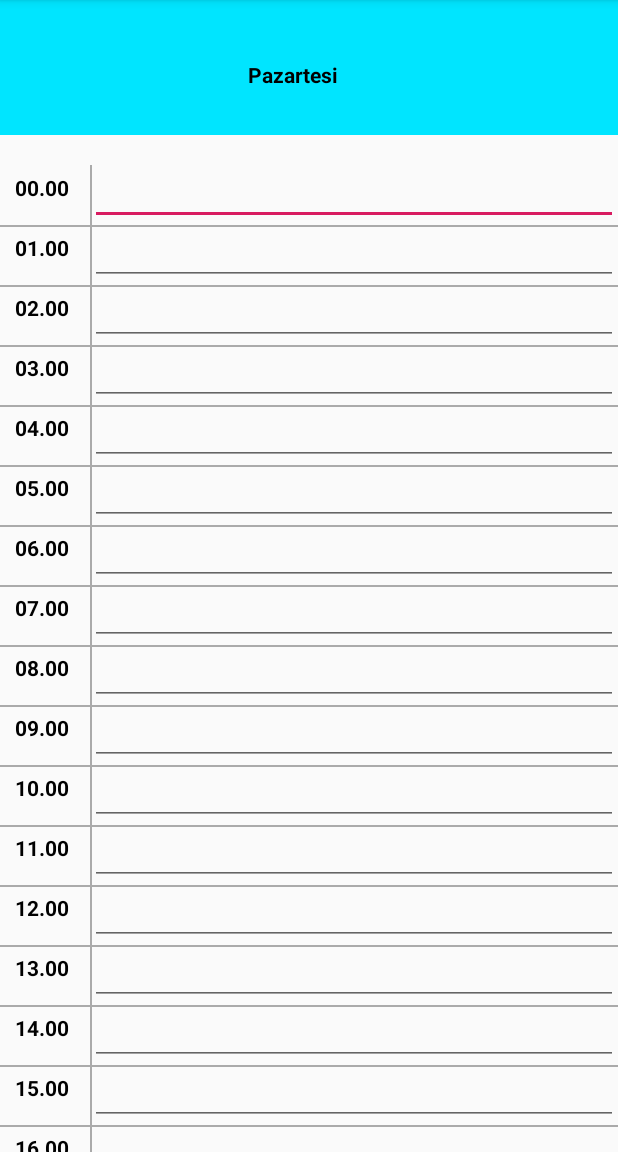
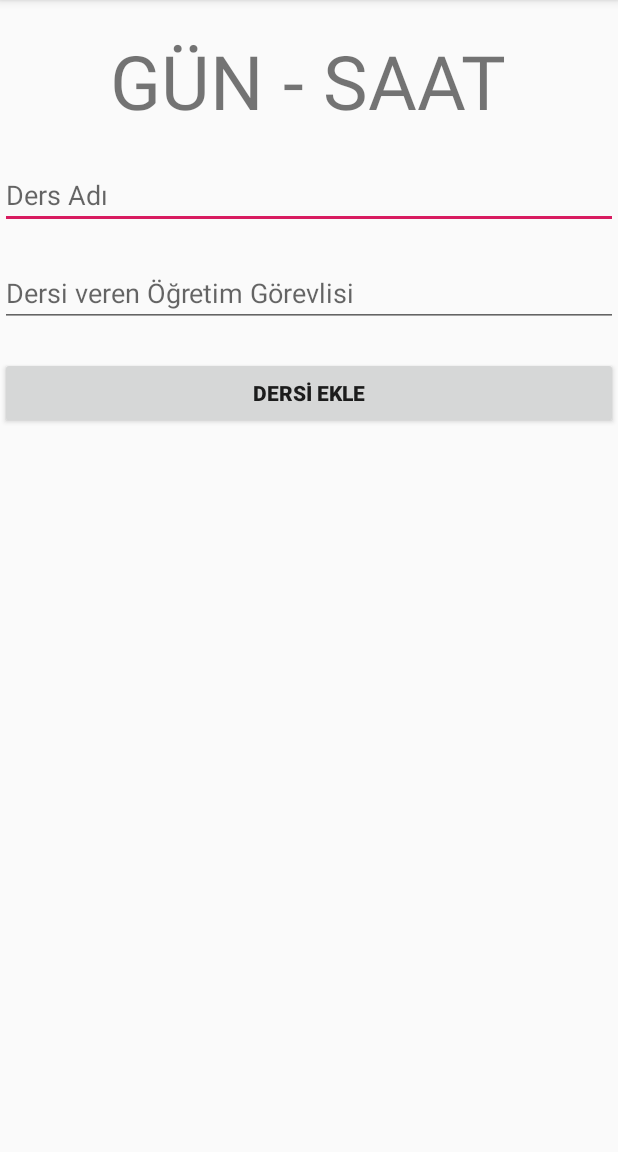
Before and after one commit to elifctnkaya/ProgramPreparation, an Android app: the screen it shows after launch (MainActivity before the commit, EditActivity after it), on a phone screen of 412 x 824 dp, the part 84-1236 px from its top. Run offline under Robolectric (Android 15) with nearby library versions, the phone set to English and light mode, and no system bars.

Commit message:
Yeni Activity eklendi

```diff
--- a/app/src/main/AndroidManifest.xml
+++ b/app/src/main/AndroidManifest.xml
@@ -9,6 +9,7 @@
         android:roundIcon="@mipmap/ic_launcher_round"
         android:supportsRtl="true"
         android:theme="@style/AppTheme">
+
         <activity android:name=".MainActivity">
             <intent-filter>
                 <action android:name="android.intent.action.MAIN" />
@@ -16,6 +17,7 @@
                 <category android:name="android.intent.category.LAUNCHER" />
             </intent-filter>
         </activity>
+        <activity android:name=".EditActivity"></activity>
     </application>
 
 </manifest>
--- /dev/null
+++ b/app/src/main/java/com/example/takvimdeneme/EditActivity.java
@@ -0,0 +1,14 @@
+package com.example.takvimdeneme;
+
+import androidx.appcompat.app.AppCompatActivity;
+
+import android.os.Bundle;
+
+public class EditActivity extends AppCompatActivity {
+
+    @Override
+    protected void onCreate(Bundle savedInstanceState) {
+        super.onCreate(savedInstanceState);
+        setContentView(R.layout.activity_edit);
+    }
+}
--- a/app/src/main/java/com/example/takvimdeneme/MainActivity.java
+++ b/app/src/main/java/com/example/takvimdeneme/MainActivity.java
@@ -2,25 +2,31 @@ package com.example.takvimdeneme;
 
 import androidx.appcompat.app.AppCompatActivity;
 
+import android.content.Intent;
 import android.os.Bundle;
+import android.view.View;
 import android.widget.Button;
 import android.widget.EditText;
 import android.widget.TextView;
+import android.widget.Toast;
 
 public class MainActivity extends AppCompatActivity {
 
-    TextView textView;
-    EditText editText;
-    Button button1, button2;
+    private TextView textView1;
 
     @Override
     protected void onCreate(Bundle savedInstanceState) {
         super.onCreate(savedInstanceState);
         setContentView(R.layout.activity_main);
 
-        editText = (EditText)findViewById(R.id.editText);
-        textView = (TextView)findViewById(R.id.textView);
-        editText.getText().toString();
-        //deneme
+        textView1 = findViewById(R.id.editText);
+        duzenle(textView1);
     }
+
+    public void duzenle(View v){
+        Toast.makeText(getApplicationContext(),"True",Toast.LENGTH_SHORT).show();
+        Intent intent = new Intent(MainActivity.this,EditActivity.class);
+        startActivity(intent);
+    }
+
 }
--- /dev/null
+++ b/app/src/main/res/layout/activity_edit.xml
@@ -0,0 +1,45 @@
+<?xml version="1.0" encoding="utf-8"?>
+<RelativeLayout xmlns:android="http://schemas.android.com/apk/res/android"
+    xmlns:app="http://schemas.android.com/apk/res-auto"
+    xmlns:tools="http://schemas.android.com/tools"
+    android:layout_width="match_parent"
+    android:layout_height="match_parent"
+    tools:context=".EditActivity">
+
+    <TextView
+        android:id="@+id/baslik"
+        android:layout_width="wrap_content"
+        android:layout_height="wrap_content"
+        android:layout_centerHorizontal="true"
+        android:layout_marginTop="20dp"
+        android:textSize="50sp"
+        android:text="GÜN - SAAT"/>
+
+    <EditText
+        android:id="@+id/yapilacak"
+        android:layout_width="match_parent"
+        android:layout_height="wrap_content"
+        android:layout_centerHorizontal="true"
+        android:layout_marginTop="20dp"
+        android:layout_below="@+id/baslik"
+        android:hint="Ders Adı"
+                />
+
+    <EditText
+        android:id="@+id/hocaismi"
+        android:layout_width="match_parent"
+        android:layout_height="wrap_content"
+        android:layout_centerHorizontal="true"
+        android:layout_marginTop="20dp"
+        android:layout_below="@+id/yapilacak"
+        android:hint="Dersi veren Öğretim Görevlisi"/>
+
+    <Button
+        android:layout_width="match_parent"
+        android:layout_height="wrap_content"
+        android:layout_centerHorizontal="true"
+        android:layout_below="@+id/hocaismi"
+        android:layout_marginTop="20dp"
+        android:text="DERSİ EKLE"
+        android:textStyle="bold"/>
+</RelativeLayout>
--- a/app/src/main/res/layout/activity_main.xml
+++ b/app/src/main/res/layout/activity_main.xml
@@ -36,7 +36,8 @@
         <LinearLayout
             android:layout_width="match_parent"
             android:layout_height="wrap_content"
-            android:orientation="horizontal">
+            android:orientation="horizontal"
+            >
 
 
             <RelativeLayout
@@ -51,18 +52,20 @@
                     android:layout_marginLeft="10dp"
                     android:layout_marginTop="20dp"
                     android:paddingTop="5dp"
-                    android:text="00.00"
+                    android:text="08.00"
                     android:textColor="@color/colorblack"
                     android:textStyle="bold"
                     />
 
-                <EditText
+                <TextView
                     android:id="@+id/editText"
                     android:layout_width="match_parent"
                     android:layout_height="40dp"
                     android:layout_marginTop="20dp"
                     android:layout_toRightOf="@+id/textView"
-                    android:inputType="text" />
+                    android:inputType="text"
+                    android:onClick="duzenle"
+                    tools:ignore="OnClick" />
 
                 <View
                     android:layout_width="match_parent"
@@ -77,17 +80,19 @@
                     android:layout_below="@+id/textView"
                     android:layout_marginLeft="10dp"
                     android:paddingTop="5dp"
-                    android:text="01.00"
+                    android:text="09.00"
                     android:textColor="@color/colorblack"
                     android:textStyle="bold" />
 
-                <EditText
+                <TextView
                     android:id="@+id/editText1"
                     android:layout_width="match_parent"
                     android:layout_height="40dp"
                     android:layout_below="@+id/editText"
                     android:layout_toRightOf="@+id/textView1"
-                    android:inputType="text" />
+                    android:inputType="text"
+                    android:onClick="duzenle"
+                    tools:ignore="OnClick" />
 
                 <View
                     android:layout_width="match_parent"
@@ -102,17 +107,19 @@
                     android:layout_below="@+id/textView1"
                     android:layout_marginLeft="10dp"
                     android:paddingTop="5dp"
-                    android:text="02.00"
+                    android:text="10.00"
                     android:textColor="@color/colorblack"
                     android:textStyle="bold" />
 
-                <EditText
+                <TextView
                     android:id="@+id/editText2"
                     android:layout_width="match_parent"
                     android:layout_height="40dp"
                     android:layout_below="@+id/editText1"
                     android:layout_toRightOf="@+id/textView2"
-                    android:inputType="text" />
+                    android:inputType="text"
+                    android:onClick="duzenle"
+                    tools:ignore="OnClick" />
 
                 <View
                     android:layout_width="match_parent"
@@ -127,17 +134,19 @@
                     android:layout_below="@+id/textView2"
                     android:layout_marginLeft="10dp"
                     android:paddingTop="5dp"
-                    android:text="03.00"
+                    android:text="11.00"
                     android:textColor="@color/colorblack"
                     android:textStyle="bold" />
 
-                <EditText
+                <TextView
                     android:id="@+id/editText3"
                     android:layout_width="match_parent"
                     android:layout_height="40dp"
                     android:layout_below="@+id/editText2"
                     android:layout_toRightOf="@+id/textView3"
-                    android:inputType="text" />
+                    android:inputType="text"
+                    android:onClick="duzenle"
+                    tools:ignore="OnClick" />
 
                 <View
                     android:layout_width="match_parent"
@@ -152,17 +161,19 @@
                     android:layout_below="@+id/textView3"
                     android:layout_marginLeft="10dp"
                     android:paddingTop="5dp"
-                    android:text="04.00"
+                    android:text="12.00"
                     android:textColor="@color/colorblack"
                     android:textStyle="bold" />
 
-                <EditText
+                <TextView
                     android:id="@+id/editText4"
                     android:layout_width="match_parent"
                     android:layout_height="40dp"
                     android:layout_below="@+id/editText3"
                     android:layout_toRightOf="@+id/textView4"
-                    android:inputType="text" />
+                    android:inputType="text"
+                    android:onClick="duzenle"
+                    tools:ignore="OnClick" />
 
                 <View
                     android:layout_width="match_parent"
@@ -177,17 +188,19 @@
                     android:layout_below="@+id/textView4"
                     android:layout_marginLeft="10dp"
                     android:paddingTop="5dp"
-                    android:text="05.00"
+                    android:text="13.00"
                     android:textColor="@color/colorblack"
                     android:textStyle="bold" />
 
-                <EditText
+                <TextView
                     android:id="@+id/editText5"
                     android:layout_width="match_parent"
                     android:layout_height="40dp"
                     android:layout_below="@+id/editText4"
                     android:layout_toRightOf="@+id/textView5"
-                    android:inputType="text" />
+                    android:inputType="text"
+                    android:onClick="duzenle"
+                    tools:ignore="OnClick" />
 
                 <View
                     android:layout_width="match_parent"
@@ -202,17 +215,19 @@
                     android:layout_below="@+id/textView5"
                     android:layout_marginLeft="10dp"
                     android:paddingTop="5dp"
-                    android:text="06.00"
+                    android:text="14.00"
                     android:textColor="@color/colorblack"
                     android:textStyle="bold" />
 
-                <EditText
+                <TextView
                     android:id="@+id/editText6"
                     android:layout_width="match_parent"
                     android:layout_height="40dp"
                     android:layout_below="@+id/editText5"
                     android:layout_toRightOf="@+id/textView6"
-                    android:inputType="text" />
+                    android:inputType="text"
+                    android:onClick="duzenle"
+                    tools:ignore="OnClick" />
 
                 <View
                     android:layout_width="match_parent"
@@ -227,17 +242,19 @@
                     android:layout_below="@+id/textView6"
                     android:layout_marginLeft="10dp"
                     android:paddingTop="5dp"
-                    android:text="07.00"
+                    android:text="15.00"
                     android:textColor="@color/colorblack"
                     android:textStyle="bold" />
 
-                <EditText
+                <TextView
                     android:id="@+id/editText7"
                     android:layout_width="match_parent"
                     android:layout_height="40dp"
                     android:layout_below="@+id/editText6"
                     android:layout_toRightOf="@+id/textView7"
-                    android:inputType="text" />
+                    android:inputType="text"
+                    android:onClick="duzenle"
+                    tools:ignore="OnClick" />
 
                 <View
                     android:layout_width="match_parent"
@@ -252,17 +269,19 @@
                     android:layout_below="@+id/textView7"
                     android:layout_marginLeft="10dp"
                     android:paddingTop="5dp"
-                    android:text="08.00"
+                    android:text="16.00"
                     android:textColor="@color/colorblack"
                     android:textStyle="bold" />
 
-                <EditText
+                <TextView
                     android:id="@+id/editText8"
                     android:layout_width="match_parent"
                     android:layout_height="40dp"
                     android:layout_below="@+id/editText7"
                     android:layout_toRightOf="@+id/textView8"
-                    android:inputType="text" />
+                    android:inputType="text"
+                    android:onClick="duzenle"
+                    tools:ignore="OnClick" />
 
                 <View
                     android:layout_width="match_parent"
@@ -277,17 +296,19 @@
                     android:layout_below="@+id/textView8"
                     android:layout_marginLeft="10dp"
                     android:paddingTop="5dp"
-                    android:text="09.00"
+                    android:text="17.00"
                     android:textColor="@color/colorblack"
                     android:textStyle="bold" />
 
-                <EditText
+                <TextView
                     android:id="@+id/editText9"
                     android:layout_width="match_parent"
                     android:layout_height="40dp"
                     android:layout_below="@+id/editText8"
                     android:layout_toRightOf="@+id/textView9"
-                    android:inputType="text" />
+                    android:inputType="text"
+                    android:onClick="duzenle"
+                    tools:ignore="OnClick" />
 
                 <View
                     android:layout_width="match_parent"
@@ -302,11 +323,11 @@
                     android:layout_below="@+id/textView9"
                     android:layout_marginLeft="10dp"
                     android:paddingTop="5dp"
-                    android:text="10.00"
+                    android:text="18.00"
                     android:textColor="@color/colorblack"
                     android:textStyle="bold" />
 
-                <EditText
+                <TextView
                     android:id="@+id/editText10"
                     android:layout_width="match_parent"
                     android:layout_height="40dp"
@@ -327,11 +348,11 @@
                     android:layout_below="@+id/textView10"
                     android:layout_marginLeft="10dp"
                     android:paddingTop="5dp"
-                    android:text="11.00"
+                    android:text="19.00"
                     android:textColor="@color/colorblack"
                     android:textStyle="bold" />
 
-                <EditText
+                <TextView
                     android:id="@+id/editText11"
                     android:layout_width="match_parent"
                     android:layout_height="40dp"
@@ -352,11 +373,11 @@
                     android:layout_below="@+id/textView11"
                     android:layout_marginLeft="10dp"
                     android:paddingTop="5dp"
-                    android:text="12.00"
+                    android:text="20.00"
                     android:textColor="@color/colorblack"
                     android:textStyle="bold" />
 
-                <EditText
+                <TextView
                     android:id="@+id/editText12"
                     android:layout_width="match_parent"
                     android:layout_height="40dp"
@@ -377,11 +398,11 @@
                     android:layout_below="@+id/textView12"
                     android:layout_marginLeft="10dp"
                     android:paddingTop="5dp"
-                    android:text="13.00"
+                    android:text="21.00"
                     android:textColor="@color/colorblack"
                     android:textStyle="bold" />
 
-                <EditText
+                <TextView
                     android:id="@+id/editText13"
                     android:layout_width="match_parent"
                     android:layout_height="40dp"
@@ -402,11 +423,11 @@
                     android:layout_below="@+id/textView13"
                     android:layout_marginLeft="10dp"
                     android:paddingTop="5dp"
-                    android:text="14.00"
+                    android:text="22.00"
                     android:textColor="@color/colorblack"
                     android:textStyle="bold" />
 
-                <EditText
+                <TextView
                     android:id="@+id/editText14"
                     android:layout_width="match_parent"
                     android:layout_height="40dp"
@@ -427,11 +448,11 @@
                     android:layout_below="@+id/textView14"
                     android:layout_marginLeft="10dp"
                     android:paddingTop="5dp"
-                    android:text="15.00"
+                    android:text="23.00"
                     android:textColor="@color/colorblack"
                     android:textStyle="bold" />
 
-                <EditText
+                <TextView
                     android:id="@+id/editText15"
                     android:layout_width="match_parent"
                     android:layout_height="40dp"
@@ -452,11 +473,11 @@
                     android:layout_below="@+id/textView15"
                     android:layout_marginLeft="10dp"
                     android:paddingTop="5dp"
-                    android:text="16.00"
+                    android:text="00.00"
                     android:textColor="@color/colorblack"
                     android:textStyle="bold" />
 
-                <EditText
+                <TextView
                     android:id="@+id/editText16"
                     android:layout_width="match_parent"
                     android:layout_height="40dp"
@@ -481,7 +502,7 @@
                     android:textColor="@color/colorblack"
                     android:textStyle="bold" />
 
-                <EditText
+                <TextView
                     android:id="@+id/editText17"
                     android:layout_width="match_parent"
                     android:layout_height="40dp"
@@ -506,7 +527,7 @@
                     android:textColor="@color/colorblack"
                     android:textStyle="bold" />
 
-                <EditText
+                <TextView
                     android:id="@+id/editText18"
                     android:layout_width="match_parent"
                     android:layout_height="40dp"
@@ -531,7 +552,7 @@
                     android:textColor="@color/colorblack"
                     android:textStyle="bold" />
 
-                <EditText
+                <TextView
                     android:id="@+id/editText19"
                     android:layout_width="match_parent"
                     android:layout_height="40dp"
@@ -556,7 +577,7 @@
                     android:textColor="@color/colorblack"
                     android:textStyle="bold" />
 
-                <EditText
+                <TextView
                     android:id="@+id/editText20"
                     android:layout_width="match_parent"
                     android:layout_height="40dp"
@@ -581,7 +602,7 @@
                     android:textColor="@color/colorblack"
                     android:textStyle="bold" />
 
-                <EditText
+                <TextView
                     android:id="@+id/editText21"
                     android:layout_width="match_parent"
                     android:layout_height="40dp"
@@ -606,7 +627,7 @@
                     android:textColor="@color/colorblack"
                     android:textStyle="bold" />
 
-                <EditText
+                <TextView
                     android:id="@+id/editText22"
                     android:layout_width="match_parent"
                     android:layout_height="40dp"
@@ -631,7 +652,7 @@
                     android:textColor="@color/colorblack"
                     android:textStyle="bold" />
 
-                <EditText
+                <TextView
                     android:id="@+id/editText23"
                     android:layout_width="match_parent"
                     android:layout_height="40dp"
```
